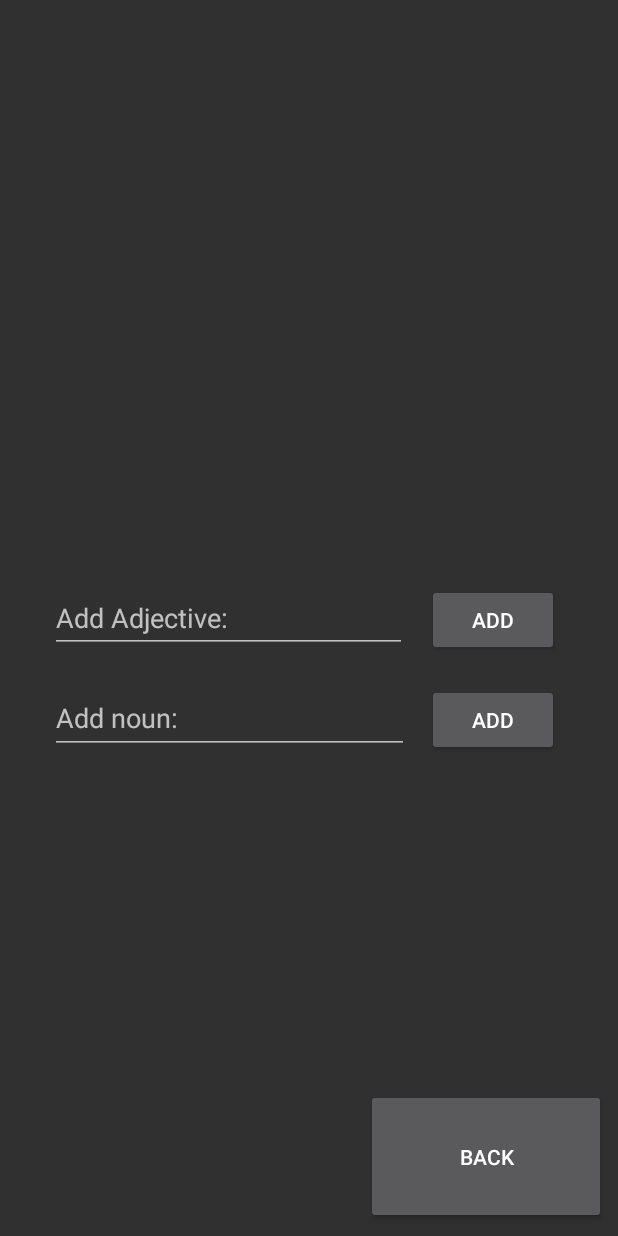
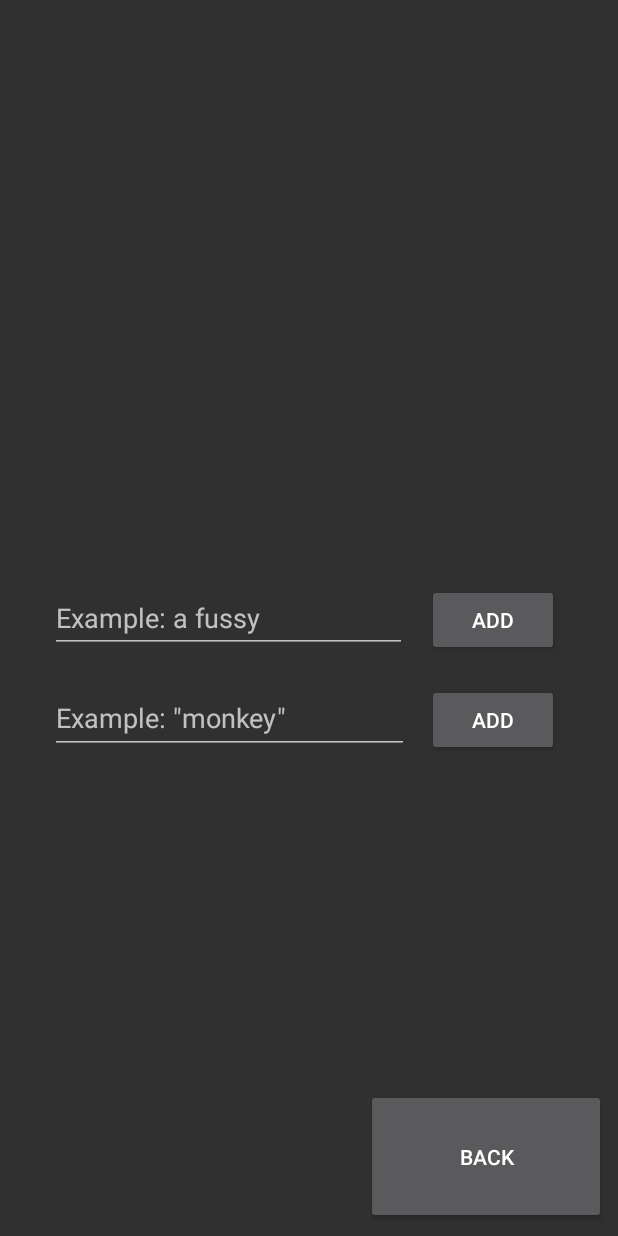
Before and after one commit to UNFDanmark/SDC2017-PointlessButton, an Android app: the menuActivity screen opened directly, with no data from a screen before it, after a tap on "ADD", on a phone screen of 412 x 824 dp. Run offline under Robolectric (Android 15) with nearby library versions, the phone set to English and light mode, and no system bars.

Commit message:
Started work on getContactNames Added example in 'add'

```diff
--- a/app/src/main/java/com/example/deltager/pointlessclicker/menuActivity.java
+++ b/app/src/main/java/com/example/deltager/pointlessclicker/menuActivity.java
@@ -41,6 +41,7 @@ public class menuActivity extends AppCompatActivity {
         toast = Toast.makeText(this, action, Toast.LENGTH_SHORT);
         toast.show();
         addAdjective.setText("");
+        System.out.println(adjective);
     }
 
     public void addSubstantivToList(View view)
@@ -51,6 +52,7 @@ public class menuActivity extends AppCompatActivity {
         toast = Toast.makeText(this, action, Toast.LENGTH_SHORT);
         toast.show();
         addSubstantiv.setText("");
+        System.out.println(substantiv);
     }
 
     public void back(View view) {
--- a/app/src/main/res/layout/activity_menu.xml
+++ b/app/src/main/res/layout/activity_menu.xml
@@ -19,8 +19,8 @@
         android:layout_marginTop="8dp"
         android:layout_weight="1"
         android:ems="10"
+        android:hint="Example: a fussy"
         android:inputType="textPersonName"
-        android:hint="Add Adjective:"
         app:layout_constraintBottom_toBottomOf="parent"
         app:layout_constraintHorizontal_bias="0.161"
         app:layout_constraintLeft_toLeftOf="parent"
@@ -37,7 +37,7 @@
         android:layout_marginTop="8dp"
         android:ems="10"
         android:inputType="textPersonName"
-        android:hint="Add noun:"
+        android:hint='Example: "monkey"'
         app:layout_constraintBottom_toBottomOf="parent"
         app:layout_constraintHorizontal_bias="0.162"
         app:layout_constraintLeft_toLeftOf="parent"
```
